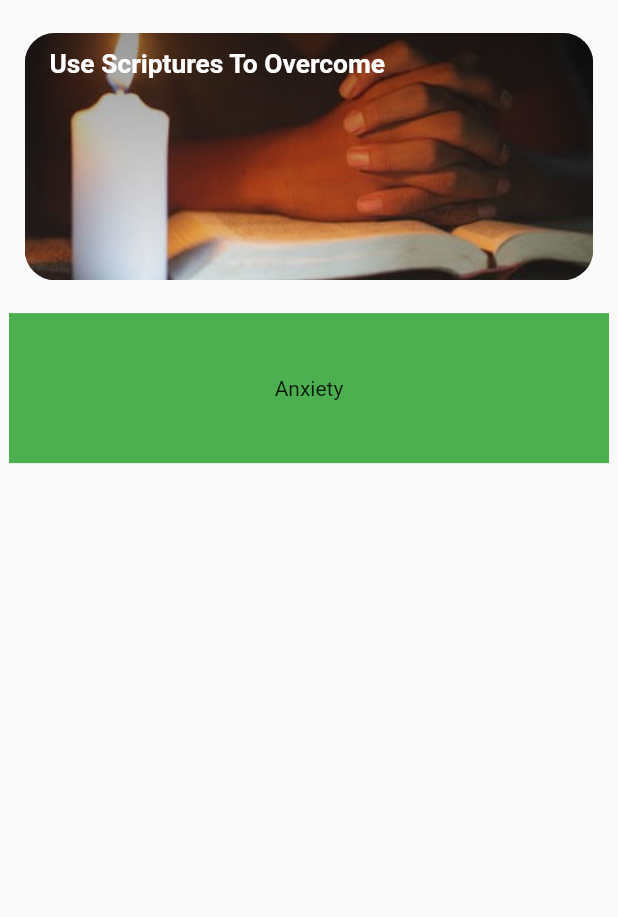
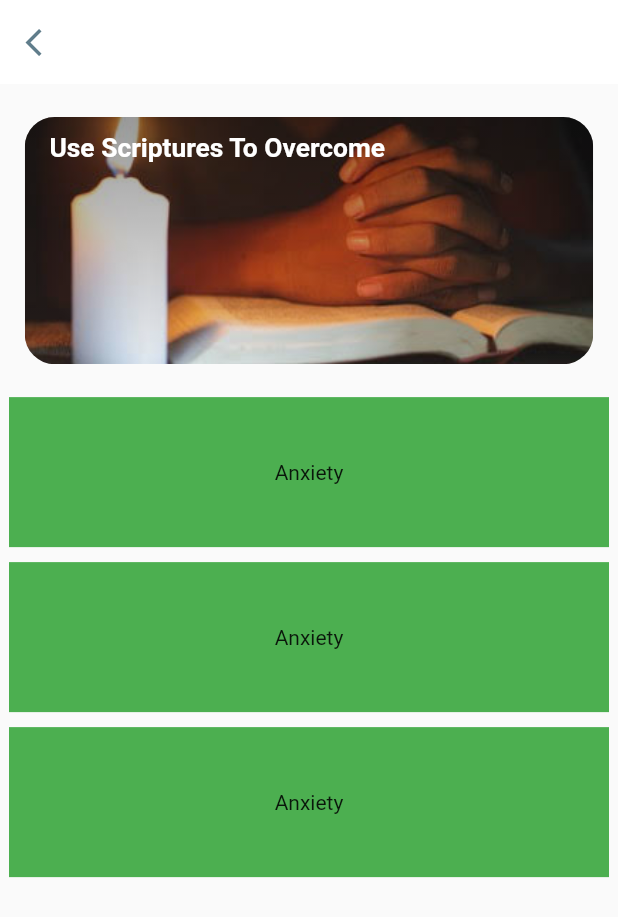
Before and after one commit to igbokwenu/deep-breath, a Flutter app: the AnxietyScreen screen opened by its route, on a phone screen of 412 x 824 dp. Shown: the top 917 px of the screen. Run offline on Flutter 3.47's test engine with Material 2 defaults, Android fonts, the phone set to English and light mode, and no system bars; our stand-ins replace animate_do, flutter_staggered_animations, get.

Commit message:
Adding anxiety page

```diff
--- a/lib/models/models.dart
+++ b/lib/models/models.dart
@@ -93,7 +93,7 @@ class HomeItem extends StatelessWidget {
 
   @override
   Widget build(BuildContext context) {
-    const double imageSize = 350;
+    const double imageSize = 330;
     return Padding(
       padding: EdgeInsets.only(
         left: getProportionateScreenWidth(15),
--- a/lib/screens/anxiety.dart
+++ b/lib/screens/anxiety.dart
@@ -1,6 +1,10 @@
+import 'package:deep_breath/components/size_config.dart';
 import 'package:deep_breath/models/models.dart';
 import 'package:flutter/material.dart';
 import 'package:flutter_staggered_animations/flutter_staggered_animations.dart';
+import 'package:get/get.dart';
+
+import '../main.dart';
 
 class AnxietyScreen extends StatelessWidget {
   const AnxietyScreen({Key? key}) : super(key: key);
@@ -8,6 +12,20 @@ class AnxietyScreen extends StatelessWidget {
   @override
   Widget build(BuildContext context) {
     return Scaffold(
+      appBar: AppBar(
+        elevation: 0,
+        backgroundColor: Colors.white,
+        leading: IconButton(
+          icon: Icon(
+            Icons.arrow_back_ios,
+            color: Colors.blueGrey,
+            size: getProportionateScreenWidth(20),
+          ),
+          onPressed: () {
+            Get.to(Home());
+          },
+        ),
+      ),
       body: SafeArea(
         child: SingleChildScrollView(
           child: AnimationLimiter(
@@ -23,6 +41,23 @@ class AnxietyScreen extends StatelessWidget {
                 children: [
                   HomeTopBanner(),
                   Container(
+                    margin: EdgeInsets.only(bottom: 10),
+                    alignment: Alignment.center,
+                    width: 400,
+                    height: 100,
+                    color: Colors.green,
+                    child: Text("Anxiety"),
+                  ),
+                  Container(
+                    margin: EdgeInsets.only(bottom: 10),
+                    alignment: Alignment.center,
+                    width: 400,
+                    height: 100,
+                    color: Colors.green,
+                    child: Text("Anxiety"),
+                  ),
+                  Container(
+                    margin: EdgeInsets.only(bottom: 10),
                     alignment: Alignment.center,
                     width: 400,
                     height: 100,
--- a/pubspec.yaml
+++ b/pubspec.yaml
@@ -36,6 +36,7 @@ dependencies:
   get: ^4.3.8
   vertical_card_pager: ^1.5.0
   flutter_staggered_animations: ^1.0.0
+  provider:
 
 dev_dependencies:
   flutter_test:
```
Also changed, not shown: lib/main.dart (+25 -5 lines), assets/images/addiction.gif (deleted), assets/images/breathing_exercise_square.gif (deleted), assets/images/candles.gif (deleted), assets/images/childhood_trauma_square.gif (deleted), assets/images/drowning_square.gif (deleted), pubspec.lock, 1 other file.
